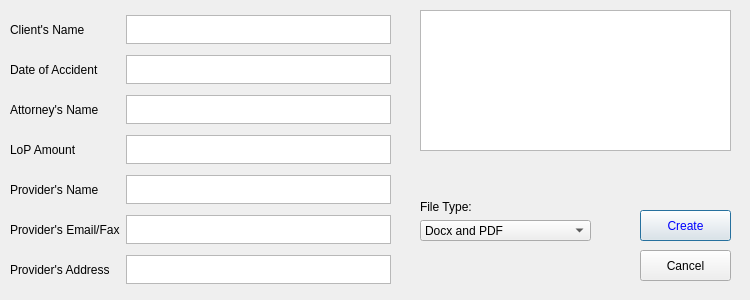
Before: the Qt Designer form gui/LOP.ui in RDNelson26/DocuLegal_Project, drawn with Qt 5.
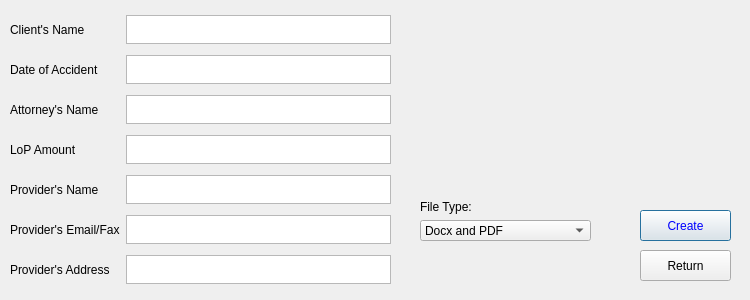
After: the same form once the commit is applied. Icons and pictures are not drawn.

```diff
--- a/gui/LOP.ui
+++ b/gui/LOP.ui
@@ -340,18 +340,24 @@
     </rect>
    </property>
    <property name="text">
-    <string>Cancel</string>
+    <string>Return</string>
    </property>
   </widget>
-  <widget class="QGraphicsView" name="graphicsView">
+  <widget class="QLabel" name="label_11">
    <property name="geometry">
     <rect>
      <x>420</x>
-     <y>10</y>
+     <y>0</y>
      <width>311</width>
      <height>141</height>
     </rect>
    </property>
+   <property name="text">
+    <string/>
+   </property>
+   <property name="pixmap">
+    <pixmap>../placeholders/DashnerLogo.jpg</pixmap>
+   </property>
   </widget>
  </widget>
  <resources/>
```
Left out of the diff: 15 changed lines with no effect on the pictures.
